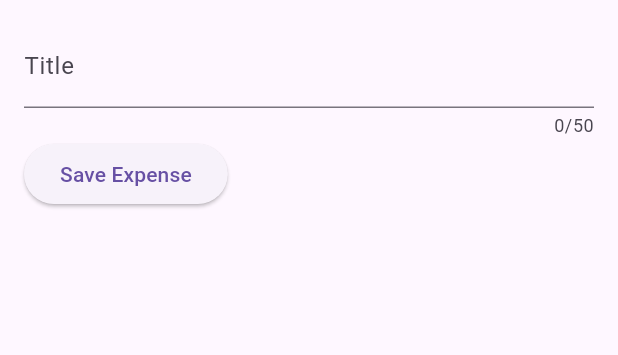
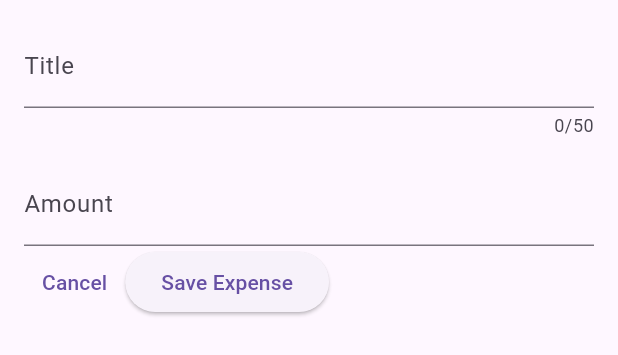
Before and after one commit to aminyous/expence_tracker, a Flutter app: the NewExpense widget shown alone on an empty page, opened directly, on a phone screen of 412 x 824 dp. Shown: the top 355 px of the screen. Run offline on Flutter 3.47's test engine with Material 3 defaults, Android fonts, the phone set to English and light mode, and no system bars.

Commit message:
Text field that accepts only number + close modal with cancel button

```diff
--- a/lib/new_expense.dart
+++ b/lib/new_expense.dart
@@ -9,10 +9,12 @@ class NewExpense extends StatefulWidget {
 
 class _NewExpenseState extends State<NewExpense> {
   final _titleController = TextEditingController();
+  final _amountController = TextEditingController();
 
   @override
   void dispose() {
     _titleController.dispose();
+    _amountController.dispose();
     super.dispose();
   }
 
@@ -29,13 +31,34 @@ class _NewExpenseState extends State<NewExpense> {
               label: Text('Title'),
             ),
           ),
+          const SizedBox(height: 16),
+          TextField(
+            controller: _amountController,
+            keyboardType: TextInputType.number,
+            decoration: const InputDecoration(
+              prefixText: '\$ ',
+              label: Text('Amount'),
+            ),
+          ),
           Row(
             children: [
+              TextButton(
+                onPressed: () {Navigator.pop(context);},
+                child: const Text('Cancel'),
+              ),
               ElevatedButton(
-                  onPressed: () {
-                    print(_titleController.text);
-                  },
-                  child: const Text('Save Expense')),
+                onPressed: () {
+                  print(_titleController.text);
+                  print(_amountController.text);
+                },
+                child: const Text('Save Expense'),
+              ),
+              // ElevatedButton(
+              //   onPressed: () {
+              //     print('Cancel');
+              //   },
+              //   child: const Text('Cancel'),
+              // ),
             ],
           )
         ],
```
